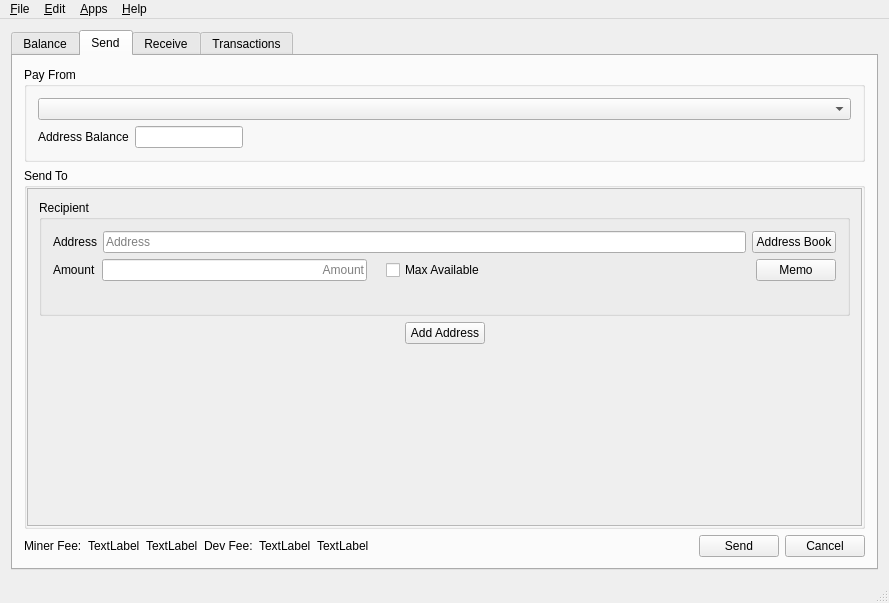
Above: src/mainwindow.ui from z-bitcoinz/BitcoinZ_Blue before the change. Below: the same form after it.
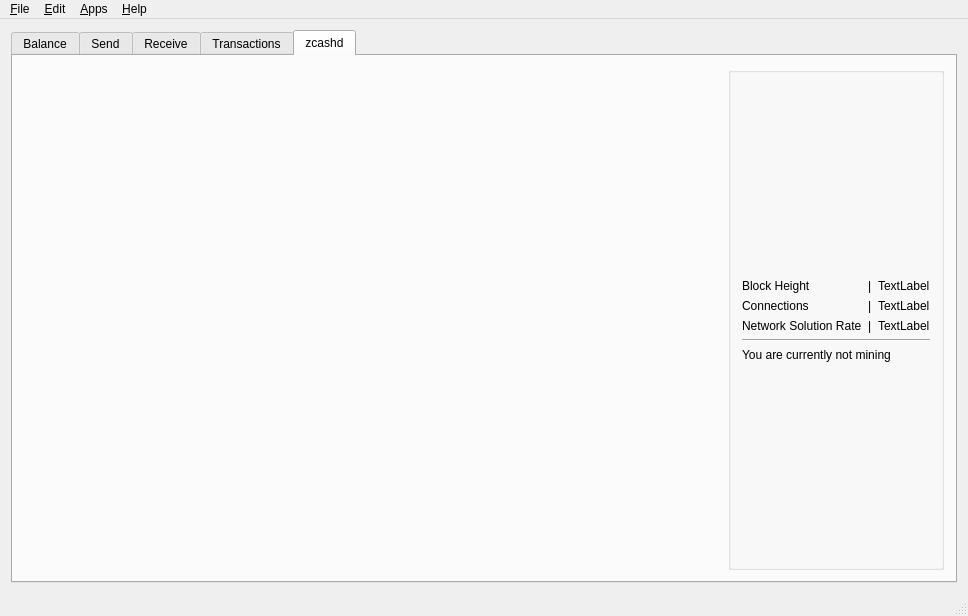
That is the form after the change. Icons and pictures are not drawn. Custom widgets are drawn as their Qt base class.

Commit message: zcashd pane on main tab widget

Patch:
```diff
--- a/src/mainwindow.ui
+++ b/src/mainwindow.ui
@@ -6,8 +6,8 @@
    <rect>
     <x>0</x>
     <y>0</y>
-    <width>889</width>
-    <height>603</height>
+    <width>968</width>
+    <height>616</height>
    </rect>
   </property>
   <property name="windowTitle">
@@ -22,7 +22,7 @@
     <item row="0" column="0">
      <widget class="QTabWidget" name="tabWidget">
       <property name="currentIndex">
-       <number>1</number>
+       <number>4</number>
       </property>
       <widget class="QWidget" name="tab">
        <attribute name="title">
@@ -316,8 +316,8 @@
                <rect>
                 <x>0</x>
                 <y>0</y>
-                <width>841</width>
-                <height>321</height>
+                <width>920</width>
+                <height>334</height>
                </rect>
               </property>
               <layout class="QVBoxLayout" name="sendToLayout">
@@ -715,6 +715,145 @@
         </item>
        </layout>
       </widget>
+      <widget class="QWidget" name="tab_5">
+       <attribute name="title">
+        <string>zcashd</string>
+       </attribute>
+       <layout class="QVBoxLayout" name="verticalLayout_7">
+        <item>
+         <layout class="QHBoxLayout" name="horizontalLayout_14">
+          <item>
+           <widget class="FilledIconLabel" name="zcashdlogo">
+            <property name="sizePolicy">
+             <sizepolicy hsizetype="Expanding" vsizetype="Expanding">
+              <horstretch>0</horstretch>
+              <verstretch>0</verstretch>
+             </sizepolicy>
+            </property>
+            <property name="text">
+             <string/>
+            </property>
+            <property name="scaledContents">
+             <bool>false</bool>
+            </property>
+           </widget>
+          </item>
+          <item>
+           <widget class="QGroupBox" name="groupBox_5">
+            <property name="title">
+             <string/>
+            </property>
+            <layout class="QGridLayout" name="gridLayout_5">
+             <item row="5" column="0" colspan="3">
+              <widget class="QLabel" name="label_14">
+               <property name="text">
+                <string>You are currently not mining</string>
+               </property>
+              </widget>
+             </item>
+             <item row="6" column="0">
+              <spacer name="verticalSpacer_4">
+               <property name="orientation">
+                <enum>Qt::Vertical</enum>
+               </property>
+               <property name="sizeHint" stdset="0">
+                <size>
+                 <width>20</width>
+                 <height>40</height>
+                </size>
+               </property>
+              </spacer>
+             </item>
+             <item row="2" column="2">
+              <widget class="QLabel" name="numconnections">
+               <property name="text">
+                <string>TextLabel</string>
+               </property>
+              </widget>
+             </item>
+             <item row="1" column="0">
+              <widget class="QLabel" name="label_10">
+               <property name="text">
+                <string>Block Height</string>
+               </property>
+              </widget>
+             </item>
+             <item row="3" column="2">
+              <widget class="QLabel" name="solrate">
+               <property name="text">
+                <string>TextLabel</string>
+               </property>
+              </widget>
+             </item>
+             <item row="3" column="0">
+              <widget class="QLabel" name="label_12">
+               <property name="text">
+                <string>Network Solution Rate</string>
+               </property>
+              </widget>
+             </item>
+             <item row="2" column="0">
+              <widget class="QLabel" name="label_8">
+               <property name="text">
+                <string>Connections</string>
+               </property>
+              </widget>
+             </item>
+             <item row="1" column="2">
+              <widget class="QLabel" name="blockheight">
+               <property name="text">
+                <string>TextLabel</string>
+               </property>
+              </widget>
+             </item>
+             <item row="4" column="0" colspan="3">
+              <widget class="Line" name="line_2">
+               <property name="orientation">
+                <enum>Qt::Horizontal</enum>
+               </property>
+              </widget>
+             </item>
+             <item row="0" column="0">
+              <spacer name="verticalSpacer_3">
+               <property name="orientation">
+                <enum>Qt::Vertical</enum>
+               </property>
+               <property name="sizeHint" stdset="0">
+                <size>
+                 <width>20</width>
+                 <height>40</height>
+                </size>
+               </property>
+              </spacer>
+             </item>
+             <item row="3" column="1">
+              <widget class="QLabel" name="label_9">
+               <property name="text">
+                <string>|</string>
+               </property>
+              </widget>
+             </item>
+             <item row="2" column="1">
+              <widget class="QLabel" name="label_11">
+               <property name="text">
+                <string>|</string>
+               </property>
+              </widget>
+             </item>
+             <item row="1" column="1">
+              <widget class="QLabel" name="label_13">
+               <property name="text">
+                <string>|</string>
+               </property>
+              </widget>
+             </item>
+            </layout>
+           </widget>
+          </item>
+         </layout>
+        </item>
+       </layout>
+      </widget>
      </widget>
     </item>
    </layout>
@@ -724,7 +863,7 @@
     <rect>
      <x>0</x>
      <y>0</y>
-     <width>889</width>
+     <width>968</width>
      <height>22</height>
     </rect>
    </property>
@@ -835,6 +974,11 @@
    <extends>QLabel</extends>
    <header>qrcodelabel.h</header>
   </customwidget>
+  <customwidget>
+   <class>FilledIconLabel</class>
+   <extends>QLabel</extends>
+   <header>fillediconlabel.h</header>
+  </customwidget>
  </customwidgets>
  <tabstops>
   <tabstop>tabWidget</tabstop>
```
The commit also changes 9 other files.
